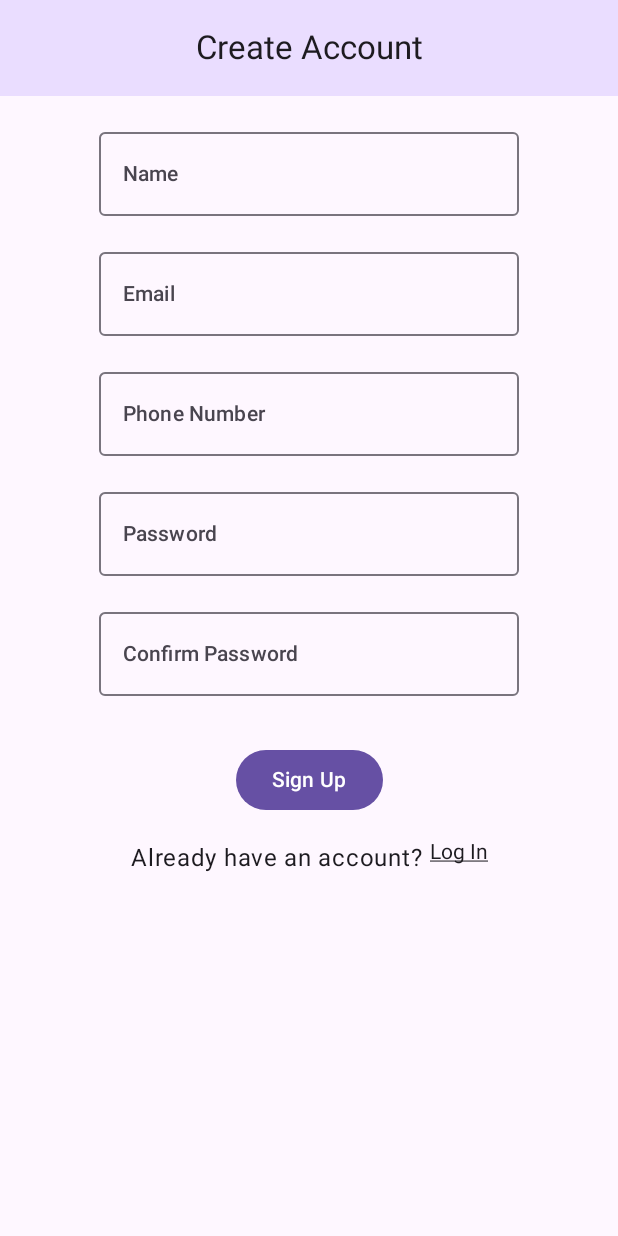
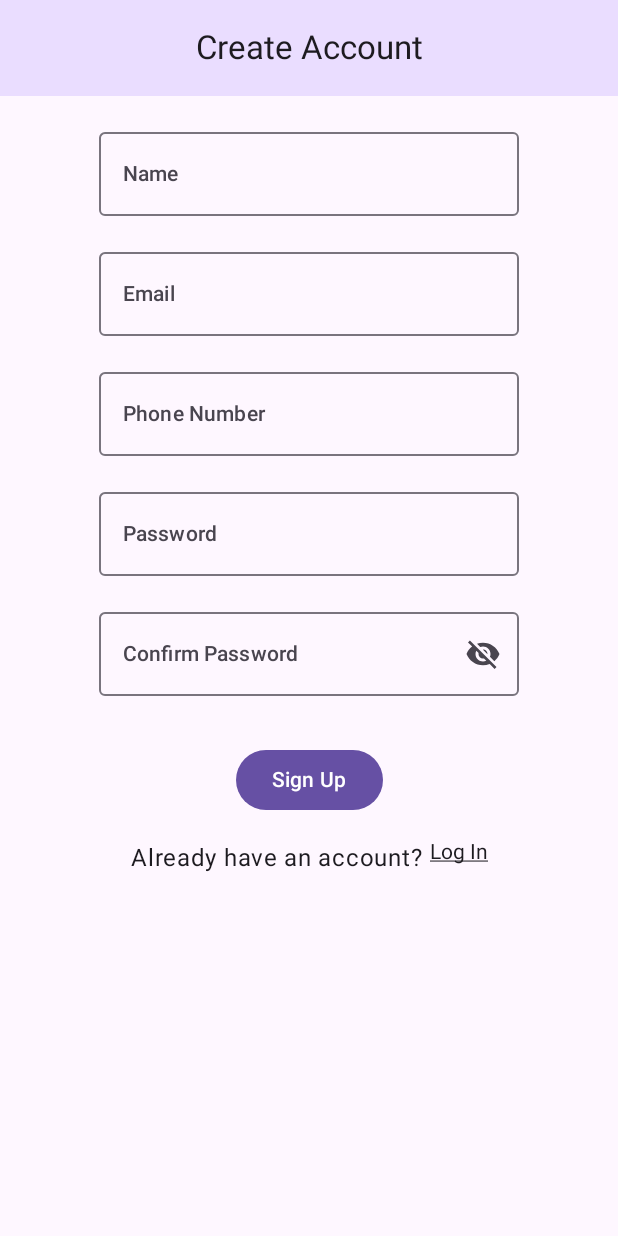
Before and after one commit to clerisy47/BiteSmart, an Android app built with Jetpack Compose: the composable SignUpScreen shown on its own in the app's theme, on a phone screen of 412 x 824 dp. Run offline under Robolectric (Android 15) with nearby library versions, the phone set to English and light mode, and no system bars.

Commit message:
log in ui updated

```diff
--- a/Frontend/app/src/main/java/com/app/bitesmart/components/TextFieldComponents.kt
+++ b/Frontend/app/src/main/java/com/app/bitesmart/components/TextFieldComponents.kt
@@ -1,5 +1,12 @@
 package com.app.bitesmart.components
 
+import androidx.compose.foundation.text.KeyboardActions
+import androidx.compose.foundation.text.KeyboardOptions
+import androidx.compose.material.icons.Icons
+import androidx.compose.material.icons.filled.Visibility
+import androidx.compose.material.icons.filled.VisibilityOff
+import androidx.compose.material3.Icon
+import androidx.compose.material3.IconButton
 import androidx.compose.material3.MaterialTheme
 import androidx.compose.material3.OutlinedTextField
 import androidx.compose.material3.Text
@@ -8,13 +15,29 @@ import androidx.compose.runtime.MutableState
 import androidx.compose.runtime.mutableStateOf
 import androidx.compose.runtime.remember
 import androidx.compose.ui.Modifier
+import androidx.compose.ui.focus.FocusDirection
+import androidx.compose.ui.platform.LocalFocusManager
 import androidx.compose.ui.res.stringResource
+import androidx.compose.ui.text.input.ImeAction
+import androidx.compose.ui.text.input.KeyboardType
+import androidx.compose.ui.text.input.PasswordVisualTransformation
+import androidx.compose.ui.text.input.VisualTransformation
 import androidx.compose.ui.tooling.preview.Preview
 import com.app.bitesmart.R
 
 
 @Composable
-fun CustomTextField(label: String, textState: MutableState<String>, modifier: Modifier = Modifier) {
+fun CustomTextField(
+    label: String,
+    textState: MutableState<String>,
+    isPassword: Boolean = false,
+    isLast: Boolean = false,
+    modifier: Modifier = Modifier,
+    onImeAction: () -> Unit = {}
+) {
+    val focusManager = LocalFocusManager.current
+    val passwordVisible = remember { mutableStateOf(false) }
+
     OutlinedTextField(
         value = textState.value,
         onValueChange = { textState.value = it },
@@ -24,9 +47,33 @@ fun CustomTextField(label: String, textState: MutableState<String>, modifier: Mo
                 style = MaterialTheme.typography.labelLarge
             )
         },
-        modifier = modifier
+        singleLine = true,
+        modifier = modifier,
+        visualTransformation = if (isPassword && !passwordVisible.value) PasswordVisualTransformation() else VisualTransformation.None,
+        keyboardOptions = KeyboardOptions.Default.copy(
+            imeAction = if (isLast) ImeAction.Done else ImeAction.Next,
+            keyboardType = if (isPassword) KeyboardType.Password else KeyboardType.Text
+        ),
+        keyboardActions = KeyboardActions(
+            onNext = {
+                focusManager.moveFocus(FocusDirection.Next)
+            },
+            onDone = {
+                focusManager.clearFocus()
+                onImeAction()
+            }
+        ),
+        trailingIcon = {
+            if (isPassword) {
+                val image = if (passwordVisible.value) Icons.Default.Visibility else Icons.Default.VisibilityOff
+                IconButton(onClick = { passwordVisible.value = !passwordVisible.value }) {
+                    Icon(imageVector = image, contentDescription = if (passwordVisible.value) "Hide password" else "Show password")
+                }
+            }
+        }
     )
 }
+
 
 @Preview(showBackground = true)
 @Composable
--- a/Frontend/app/src/main/java/com/app/bitesmart/screens/LogInScreen.kt
+++ b/Frontend/app/src/main/java/com/app/bitesmart/screens/LogInScreen.kt
@@ -89,7 +89,7 @@ fun LogInScreen(
                 ) {
 
                     CustomTextField(label = stringResource(R.string.username), textState = username)
-                    CustomTextField(label = stringResource(R.string.password), textState = password)
+                    CustomTextField(label = stringResource(R.string.password), textState = password, isLast = true, isPassword = true)
 
                     Text(
                         text = stringResource(R.string.forget_password),
--- a/Frontend/app/src/main/java/com/app/bitesmart/screens/SignUpScreen.kt
+++ b/Frontend/app/src/main/java/com/app/bitesmart/screens/SignUpScreen.kt
@@ -68,7 +68,7 @@ fun SignUpScreen(
                 CustomTextField(label = "Email", textState = email)
                 CustomTextField(label = "Phone Number", textState = phoneNumber)
                 CustomTextField(label = "Password", textState = password)
-                CustomTextField(label = "Confirm Password", textState = confirmPassword)
+                CustomTextField(label = "Confirm Password", textState = confirmPassword, isLast = true, isPassword = true)
                 Spacer(Modifier.width(8.dp))
                 Button(
                     onClick = {
--- a/Frontend/app/src/main/java/com/app/bitesmart/widgets/CommonWidgets.kt
+++ b/Frontend/app/src/main/java/com/app/bitesmart/widgets/CommonWidgets.kt
@@ -58,7 +58,7 @@ fun BottomAppBar(navController: NavController) {
                         .clip(shape = CircleShape)
                 ) {
                     Image(
-                        painter = painterResource(R.drawable.profile_img),
+                        painter = painterResource(R.drawable.profile_img1),
                         contentDescription = null,
                         modifier = Modifier
                             .size(size = 70.dp)
```
Also changed, not shown: Frontend/app/src/main/java/com/app/bitesmart/screens/UserDashboardScreen.kt (+5 -2 lines), Frontend/app/src/main/res/drawable-nodpi/profile_img1.jpg (added).
